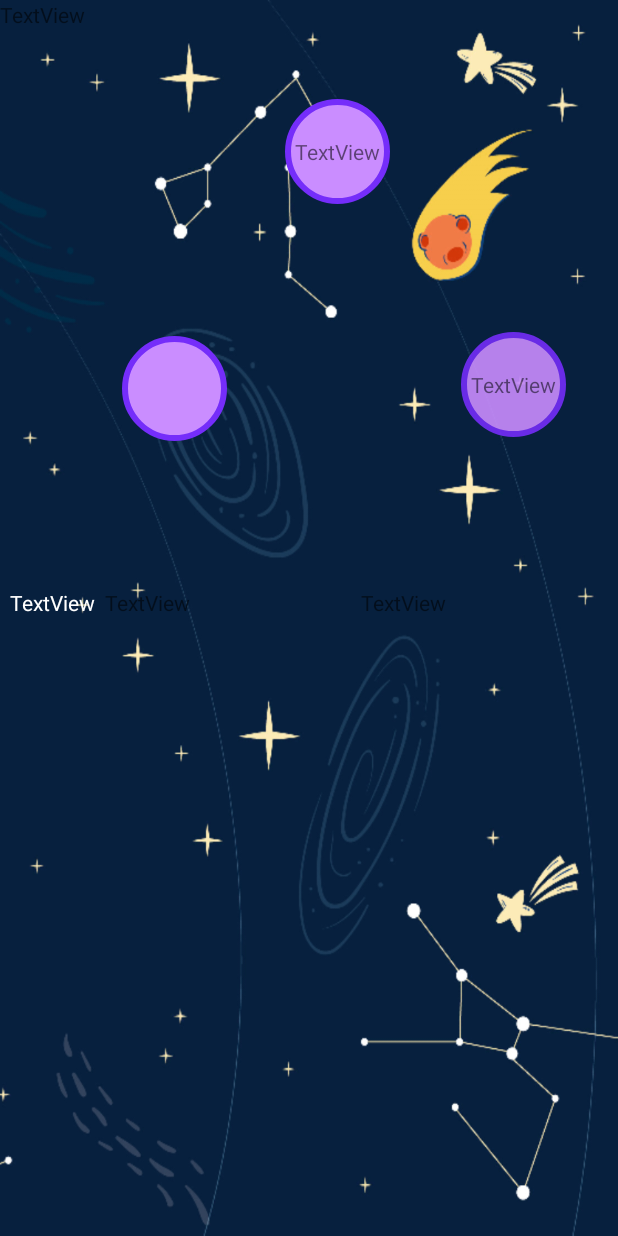
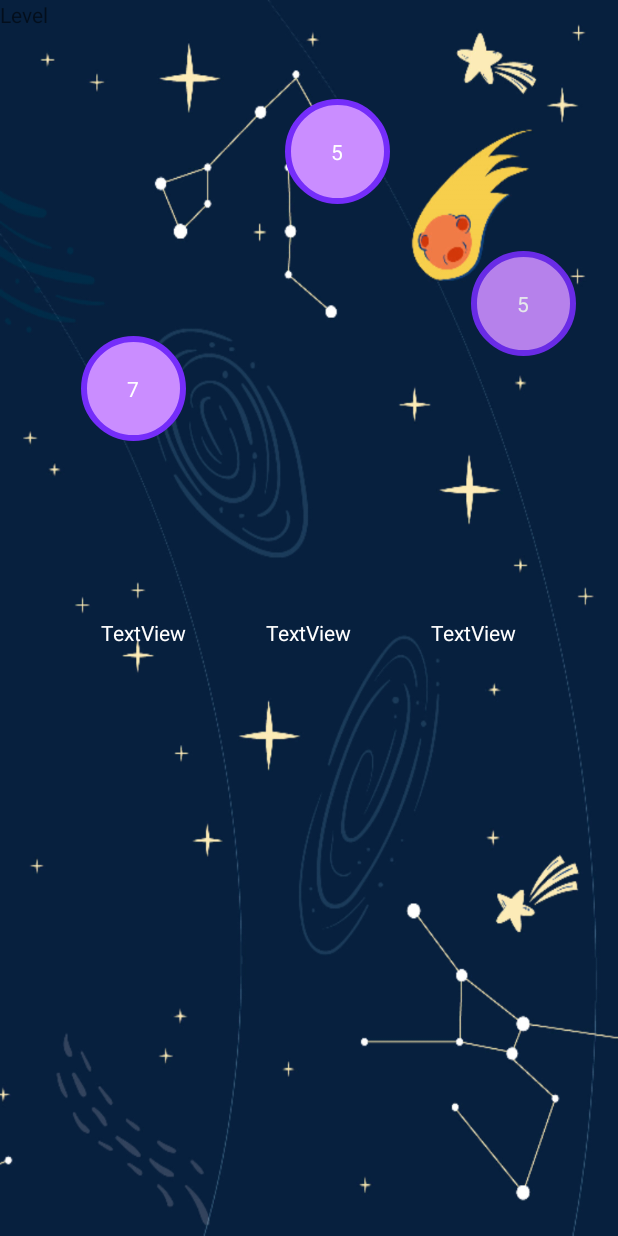
Before and after one commit to Mgling23/MADAssignment1, an Android app: the OrderActivity screen opened directly, with no data from a screen before it, on a phone screen of 412 x 824 dp. Run offline under Robolectric (Android 15) with nearby library versions, the phone set to English and light mode, and no system bars.

Commit message:
Update 3

```diff
--- a/app/src/main/java/my/edu/utar/assignment1/CompareActivity.java
+++ b/app/src/main/java/my/edu/utar/assignment1/CompareActivity.java
@@ -22,7 +22,7 @@ public class CompareActivity extends AppCompatActivity {
     private TextView compareText;
     private Button compNumOne, compNumTwo, compSubmitBtn, nextBtn;
     private ImageView greatJobImage, wrongAnswerImage;
-    private int number1, number2, ans;
+    private int number1, number2, ans,maxGame = 10;
 
     @Override
     protected void onCreate(Bundle savedInstanceState) {
--- a/app/src/main/java/my/edu/utar/assignment1/OrderActivity.java
+++ b/app/src/main/java/my/edu/utar/assignment1/OrderActivity.java
@@ -15,9 +15,12 @@ import android.widget.TextView;
 import androidx.annotation.Nullable;
 import androidx.appcompat.app.AppCompatActivity;
 
+import java.util.Random;
+
 public class OrderActivity extends AppCompatActivity {
 
     TextView num1, num2, num3, ans1, ans2, ans3;
+    private int number1,number2,number3;
 
     @Override
     protected void onCreate(@Nullable Bundle savedInstanceState) {
@@ -53,8 +56,13 @@ public class OrderActivity extends AppCompatActivity {
 //
 //        num3.setOnLongClickListener(longClickListener);
         ans1.setOnDragListener(dragListener);
+        ans2.setOnDragListener(dragListener);
+        ans3.setOnDragListener(dragListener);
 
+        generateNumbers();
     }
+
+
 
     View.OnTouchListener touchListener = new View.OnTouchListener() {
         @Override
@@ -82,6 +90,7 @@ public class OrderActivity extends AppCompatActivity {
         @Override
         public boolean onDrag(View v, DragEvent event) {
 
+            TextView tv = findViewById( v.getId());
             int dragEvent = event.getAction();
             switch (dragEvent) {
                 case DragEvent.ACTION_DRAG_ENTERED:
@@ -89,36 +98,51 @@ public class OrderActivity extends AppCompatActivity {
                     final View view = (View) event.getLocalState();
 
                     if (view.getId() == R.id.o_num1) {
-                        ans1.setText("Num1 is being dragged");
+                        tv.setText("Num1 is being dragged");
                     }
                     else if (view.getId() == R.id.o_num2){
-                        ans1.setText("Num2 is being dragged");
+                        tv.setText("Num2 is being dragged");
                     } else if (view.getId() == R.id.o_num3){
-                        ans1.setText("Num3 is being dragged");
+                        tv.setText("Num3 is being dragged");
                     }
 
                     break;
                 case DragEvent.ACTION_DRAG_EXITED:
                     v.setBackground(getDrawable(R.drawable.text_bg));
-                    TextView tv = findViewById( v.getId());
+
                     tv.setText("");
                     break;
                 case DragEvent.ACTION_DROP:
                     final View view1 = (View) event.getLocalState();
 
                     if (view1.getId() == R.id.o_num1) {
-                        ans1.setText("Num1 is being dragged");
+                        tv.setText("Num1");
+
                     }
                     else if (view1.getId() == R.id.o_num2){
-                        ans1.setText("Num2 is being dragged");
+                        tv.setText("Num2");
                     } else if (view1.getId() == R.id.o_num3){
-                        ans1.setText("Num3 is being dragged");
+                        tv.setText("Num3");
                     }
                     break;
             }
             return true;
         }
     };
+    private void generateNumbers() {
+        Random random = new Random();
+        number1 = random.nextInt(10) + 1;
+        number2 = random.nextInt(10) + 1;
+        number3 = random.nextInt(10) + 1;
 
+        while (number2 == number1) {
+            number2 = random.nextInt(10) + 1;
+        }
+
+        num1.setText(String.valueOf(number1));
+        num2.setText(String.valueOf(number2));
+        num3.setText(String.valueOf(number2));
+
+    }
 
 }
--- a/app/src/main/res/layout/activity_order.xml
+++ b/app/src/main/res/layout/activity_order.xml
@@ -11,7 +11,7 @@
         android:id="@+id/textView9"
         android:layout_width="match_parent"
         android:layout_height="wrap_content"
-        android:text="TextView" />
+        android:text="Level" />
 
     <androidx.constraintlayout.widget.ConstraintLayout
         android:layout_width="match_parent"
@@ -26,9 +26,10 @@
             android:gravity="center"
             android:text=""
             android:textAlignment="center"
+            android:textColor="@color/white"
             app:layout_constraintBottom_toBottomOf="parent"
             app:layout_constraintEnd_toStartOf="@+id/o_num3"
-            app:layout_constraintHorizontal_bias="0.343"
+            app:layout_constraintHorizontal_bias="0.222"
             app:layout_constraintStart_toStartOf="parent"
             app:layout_constraintTop_toBottomOf="@+id/o_num2"
             app:layout_constraintVertical_bias="0.0" />
@@ -41,6 +42,7 @@
             android:background="@drawable/order_num"
             android:gravity="center"
             android:text="TextView"
+            android:textColor="@color/white"
             android:textAlignment="center"
             app:layout_constraintBottom_toBottomOf="parent"
             app:layout_constraintEnd_toEndOf="parent"
@@ -56,24 +58,27 @@
             android:gravity="center"
             android:text="TextView"
             android:textAlignment="center"
+            android:textColor="@color/white"
             app:layout_constraintBottom_toBottomOf="parent"
             app:layout_constraintEnd_toEndOf="parent"
-            app:layout_constraintHorizontal_bias="0.772"
+            app:layout_constraintHorizontal_bias="0.815"
             app:layout_constraintStart_toStartOf="@+id/o_num2"
             app:layout_constraintTop_toBottomOf="@+id/o_num2"
-            app:layout_constraintVertical_bias="0.531" />
+            app:layout_constraintVertical_bias="0.193" />
     </androidx.constraintlayout.widget.ConstraintLayout>
 
     <LinearLayout
         android:layout_width="match_parent"
         android:layout_height="match_parent"
-        android:orientation="horizontal">
+        android:orientation="horizontal"
+        android:gravity="center|top">
 
         <TextView
             android:id="@+id/o_ans1"
             android:layout_width="70dp"
             android:layout_height="70dp"
             android:gravity="center"
+            android:layout_margin="20dp"
             android:text="TextView"
             android:textAlignment="center"
             android:textColor="@color/white"/>
@@ -82,15 +87,24 @@
             android:id="@+id/o_ans2"
             android:layout_width="70dp"
             android:layout_height="70dp"
-            android:layout_weight="1"
-            android:text="TextView" />
+            android:text="TextView"
+            android:layout_margin="20dp"
+
+            android:textColor="@color/white"
+            android:textAlignment="center"
+            android:gravity="center"
+            />
 
         <TextView
             android:id="@+id/o_ans3"
             android:layout_width="70dp"
             android:layout_height="70dp"
-            android:layout_weight="1"
-            android:text="TextView" />
+            android:text="TextView"
+            android:layout_margin="20dp"
+            android:textColor="@color/white"
+            android:textAlignment="center"
+
+            android:gravity="center"/>
     </LinearLayout>
 
 </LinearLayout>
```
